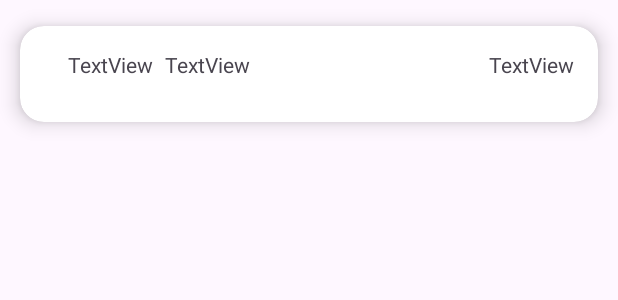
After one commit to A0Ghoneim/Jawwy, an Android app: the layout favourite_list_row.xml on its own in the app's theme, with its tools: preview values and no code run, on a phone screen of 412 x 824 dp. The commit adds this screen. Shown: the top 300 px of the screen. Run offline under Robolectric (Android 15) with nearby library versions, the phone set to English and light mode, and no system bars; network calls fail.

Commit message:
adding favourite Activity

```diff
--- a/app/src/main/AndroidManifest.xml
+++ b/app/src/main/AndroidManifest.xml
@@ -17,6 +17,9 @@
         android:supportsRtl="true"
         android:theme="@style/Theme.Jawwy"
         tools:targetApi="31">
+        <activity
+            android:name=".favourites.FavouritesActivity"
+            android:exported="false" />
         <activity
             android:name=".settings.view.SettingsActivity"
             android:exported="false" />
--- a/app/src/main/java/com/example/jawwy/MainActivity.kt
+++ b/app/src/main/java/com/example/jawwy/MainActivity.kt
@@ -24,6 +24,7 @@ import com.example.jawwy.currentweather.viewmodel.CurrentWeatherVieModelFactory
 import com.example.jawwy.currentweather.viewmodel.CurrentWeatherViewModel
 import com.example.jawwy.currentweather.viewmodel.WeatherApiState
 import com.example.jawwy.databinding.ActivityMainBinding
+import com.example.jawwy.favourites.FavouritesActivity
 import com.example.jawwy.model.db.WeatherLocalDataSource
 import com.example.jawwy.model.repo.WeatherRepository
 import com.example.jawwy.model.sharedprefrence.SharedPreferenceDatasource
@@ -97,7 +98,7 @@ class MainActivity : AppCompatActivity() {
         }
 
             binding.favImage.setOnClickListener {
-                startActivity(Intent(act, MapActivity::class.java))
+                startActivity(Intent(act, FavouritesActivity::class.java))
             }
             binding.settingsImage.setOnClickListener {
                 startActivity(Intent(act, SettingsActivity::class.java))
--- a/app/src/main/java/com/example/jawwy/currentweather/viewmodel/CurrentWeatherViewModel.kt
+++ b/app/src/main/java/com/example/jawwy/currentweather/viewmodel/CurrentWeatherViewModel.kt
@@ -18,7 +18,7 @@ private const val TAG = "CurrentWeatherViewModel"
 class CurrentWeatherViewModel(private val repository: IWeatherRepository,val context: Context) : ViewModel(){
     private var _weatherobj= MutableStateFlow<WeatherApiState>(WeatherApiState.Loading)
     val weatherobj = _weatherobj
-    var currpojo : JsonPojo? = null
+    //var currpojo : JsonPojo
 
     fun fetchWeather(){
         val lat = repository.getLatitude()
@@ -29,7 +29,7 @@ class CurrentWeatherViewModel(private val repository: IWeatherRepository,val con
                 repository.getUnit(),
                 repository.getLanguage()
             )
-            currpojo?.let { saveWeather(it) }
+           // currpojo?.let { saveWeather(it) }
         }
         else{
             val roundedlat = lat.round(4)
@@ -55,7 +55,7 @@ class CurrentWeatherViewModel(private val repository: IWeatherRepository,val con
             repository.getWeather(lat, long,units,language).collectLatest { data ->
                 if (data.isSuccessful){
                     _weatherobj.value = WeatherApiState.Success(data.body()!!)
-                    currpojo=data.body()
+                    saveWeather(data.body()!!)
                     Log.i(TAG, "getWeather: "+data.body()?.current?.dt)
                     Log.i(TAG, "getWeather: "+data.body()?.current?.temp)
                 }else{
--- a/app/src/main/java/com/example/jawwy/model/db/IWeatherLocalDataSource.kt
+++ b/app/src/main/java/com/example/jawwy/model/db/IWeatherLocalDataSource.kt
@@ -4,6 +4,9 @@ import com.example.jawwy.model.data.JsonPojo
 import kotlinx.coroutines.flow.Flow
 
 interface IWeatherLocalDataSource {
+
+    suspend fun getAllWeather(): Flow<List<JsonPojo>>
+
     suspend fun getWeatherById(id:String): Flow<JsonPojo>
 
     suspend fun delete(w: JsonPojo):Int
--- a/app/src/main/java/com/example/jawwy/model/db/WeatherDao.kt
+++ b/app/src/main/java/com/example/jawwy/model/db/WeatherDao.kt
@@ -9,6 +9,8 @@ import com.example.jawwy.model.data.JsonPojo
 import kotlinx.coroutines.flow.Flow
 @Dao
 interface WeatherDao {
+        @Query("Select * from JsonPojo")
+        fun getAllWeather(): Flow<List<JsonPojo>>
         @Query("Select * from JsonPojo where id =:id")
         fun getWeatherById(id:String): Flow<JsonPojo>
 
--- a/app/src/main/java/com/example/jawwy/model/db/WeatherLocalDataSource.kt
+++ b/app/src/main/java/com/example/jawwy/model/db/WeatherLocalDataSource.kt
@@ -21,6 +21,11 @@ class WeatherLocalDataSource private constructor(val context: Context):IWeatherL
             }
         }
     }
+
+    override suspend fun getAllWeather(): Flow<List<JsonPojo>> {
+        return myDAO.getAllWeather()
+    }
+
     override suspend fun getWeatherById(id:String): Flow<JsonPojo> {
         return myDAO.getWeatherById(id)
     }
--- a/app/src/main/java/com/example/jawwy/model/repo/IWeatherRepository.kt
+++ b/app/src/main/java/com/example/jawwy/model/repo/IWeatherRepository.kt
@@ -14,6 +14,7 @@ interface IWeatherRepository {
     ): Flow<Response<JsonPojo>>
 
     fun search(place :String,limit : Int):Flow<Response<SearchPojo>>
+    suspend fun getAllWeather(): Flow<List<JsonPojo>>
 
     suspend fun getWeatherById(id: String): Flow<JsonPojo>
 
--- a/app/src/main/java/com/example/jawwy/model/repo/WeatherRepository.kt
+++ b/app/src/main/java/com/example/jawwy/model/repo/WeatherRepository.kt
@@ -19,6 +19,10 @@ class WeatherRepository(val weatherRemoteDataSource: IWeatherRemoteDataSource, v
 
     override fun search(place: String,limit : Int): Flow<Response<SearchPojo>> {
         return weatherRemoteDataSource.makeSearchCall(place,limit)
+    }
+
+    override suspend fun getAllWeather(): Flow<List<JsonPojo>> {
+        return weatherLocalDataSource.getAllWeather()
     }
 
     override suspend fun getWeatherById(id:String): Flow<JsonPojo> {
--- /dev/null
+++ b/app/src/main/res/layout/favourite_list_row.xml
@@ -0,0 +1,53 @@
+<?xml version="1.0" encoding="utf-8"?>
+<androidx.cardview.widget.CardView xmlns:android="http://schemas.android.com/apk/res/android"
+    xmlns:app="http://schemas.android.com/apk/res-auto"
+    xmlns:tools="http://schemas.android.com/tools"
+    android:id="@+id/fav_card"
+    android:layout_width="match_parent"
+    android:layout_height="wrap_content"
+    app:cardCornerRadius="16dp"
+    app:cardElevation="8dp"
+    app:cardUseCompatPadding="true">
+
+    <androidx.constraintlayout.widget.ConstraintLayout
+        android:id="@+id/fav_view"
+        android:layout_width="match_parent"
+        android:layout_height="64dp"
+        android:paddingBottom="8dp">
+
+        <TextView
+            android:id="@+id/city_name"
+            android:layout_width="wrap_content"
+            android:layout_height="wrap_content"
+            android:layout_marginStart="32dp"
+            android:layout_marginTop="16dp"
+            android:gravity="center"
+            android:singleLine="false"
+            android:text="TextView"
+            android:textSize="14sp"
+            app:layout_constraintStart_toStartOf="parent"
+            app:layout_constraintTop_toTopOf="parent" />
+
+        <TextView
+            android:id="@+id/country_name"
+            android:layout_width="wrap_content"
+            android:layout_height="wrap_content"
+            android:layout_marginStart="8dp"
+            android:gravity="center"
+            android:singleLine="false"
+            android:text="TextView"
+            android:textSize="14sp"
+            app:layout_constraintStart_toEndOf="@+id/city_name"
+            app:layout_constraintTop_toTopOf="@+id/city_name" />
+
+        <TextView
+            android:id="@+id/degree"
+            android:layout_width="wrap_content"
+            android:layout_height="wrap_content"
+            android:layout_marginEnd="16dp"
+            android:text="TextView"
+            app:layout_constraintEnd_toEndOf="parent"
+            app:layout_constraintTop_toTopOf="@+id/city_name" />
+
+    </androidx.constraintlayout.widget.ConstraintLayout>
+</androidx.cardview.widget.CardView>
```
Also changed, not shown: app/src/main/java/com/example/jawwy/Map/MapActivity.kt (+32 -13 lines), app/src/main/java/com/example/jawwy/Map/trialActivity.kt (deleted, +0 -49 lines), app/src/main/java/com/example/jawwy/favourites/FavouriteAdapter.kt (added, +82 -0 lines), app/src/main/java/com/example/jawwy/favourites/FavouriteApiState.kt (added, +10 -0 lines), app/src/main/java/com/example/jawwy/favourites/FavouritesActivity.kt (added, +91 -0 lines), app/src/main/java/com/example/jawwy/favourites/viewholder/FavouriteViewModel.kt (added, +50 -0 lines), app/src/main/java/com/example/jawwy/favourites/viewholder/FavouriteViewModelFactory.kt (added, +18 -0 lines), app/src/main/res/drawable/delete_fill0_wght400_grad0_opsz24.xml (added, +9 -0 lines), app/src/main/res/layout/activity_favourites.xml (added, +30 -0 lines), app/src/main/res/menu/delete_menu.xml (added, +9 -0 lines).
